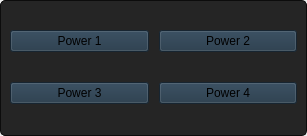
Above: src/gui/devicepowerwidget.ui from tom-23/TasmoManager before the change. Below: the same form after it.
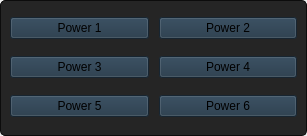
That is the form after the change.

Commit message: Bug fixes and more power buttons added to the UI

```diff
--- a/src/gui/devicepowerwidget.ui
+++ b/src/gui/devicepowerwidget.ui
@@ -103,6 +103,26 @@
         </property>
        </widget>
       </item>
+      <item row="2" column="0">
+       <widget class="QPushButton" name="power5">
+        <property name="text">
+         <string>Power 5</string>
+        </property>
+        <property name="checkable">
+         <bool>true</bool>
+        </property>
+       </widget>
+      </item>
+      <item row="2" column="1">
+       <widget class="QPushButton" name="power6">
+        <property name="text">
+         <string>Power 6</string>
+        </property>
+        <property name="checkable">
+         <bool>true</bool>
+        </property>
+       </widget>
+      </item>
      </layout>
     </widget>
    </item>
```
Left out of the diff: 20 changed lines with no effect on the pictures. The commit also changes 5 other files.
